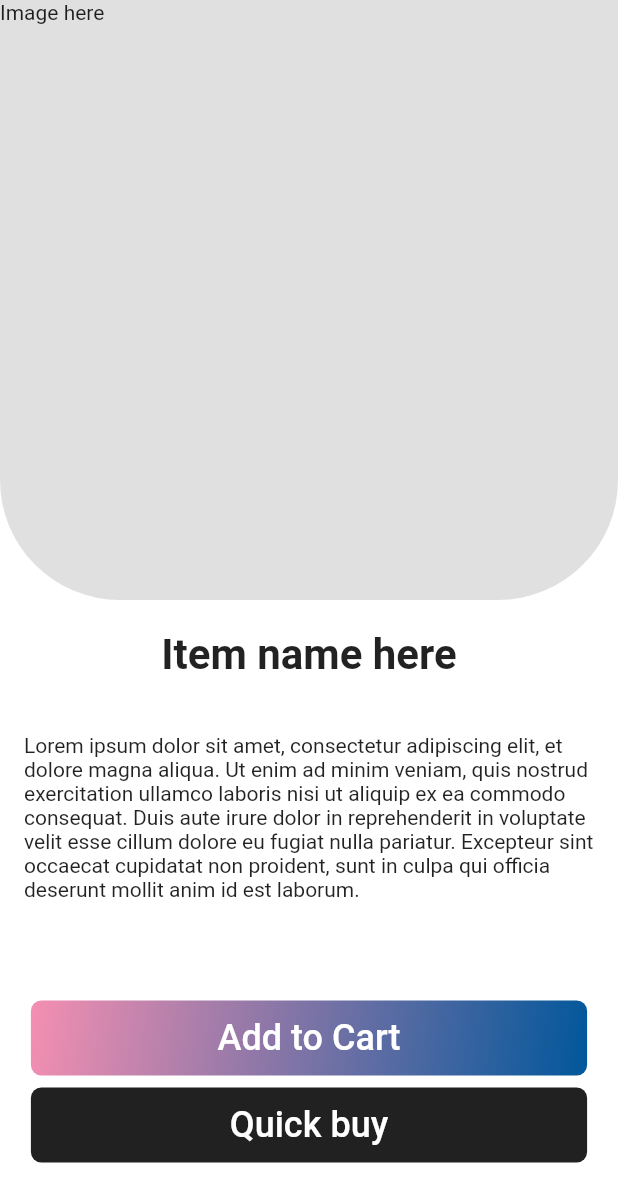
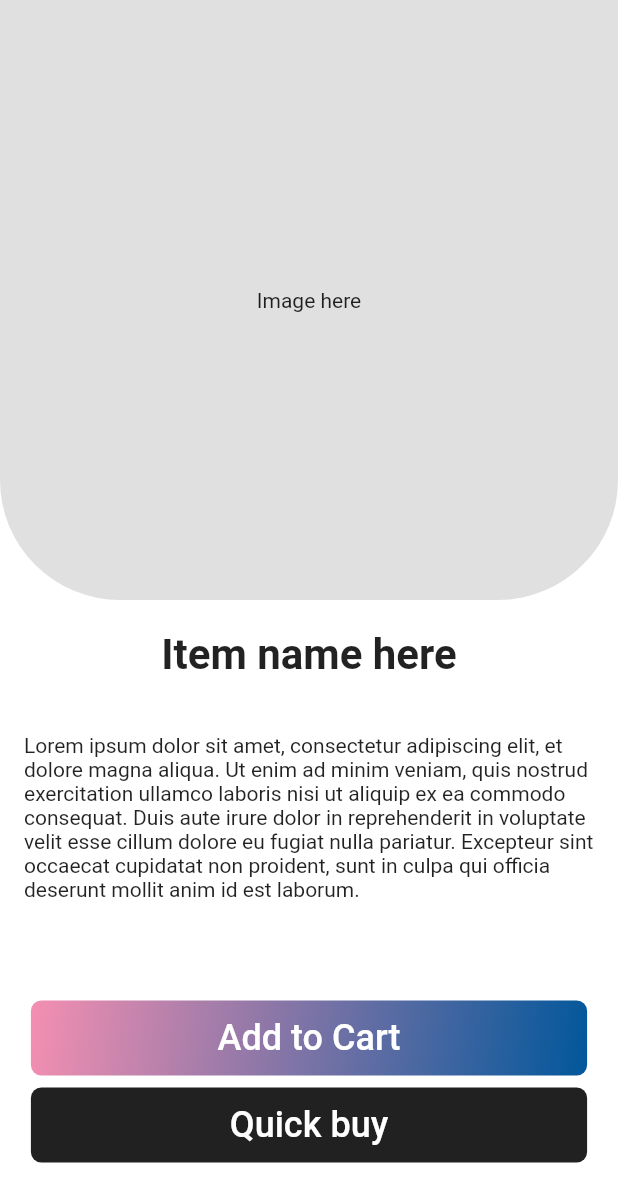
Before and after one commit to IshitaArora-246/E-commerceApp, a Flutter app: the ViewProduct screen opened directly, on a phone screen of 412 x 824 dp. Shown: the top 1202 px of the screen. Run offline on Flutter 3.47's test engine with Material 2 defaults, Android fonts, the phone set to English and light mode, and no system bars; our stand-ins replace google_fonts; network calls fail.

Commit message:
error removed

```diff
--- a/lib/pages/productView.dart
+++ b/lib/pages/productView.dart
@@ -20,7 +20,7 @@ class ViewProduct extends StatelessWidget {
                     borderRadius: BorderRadius.only(
                         bottomLeft: Radius.circular(80),
                         bottomRight: Radius.circular(80))),
-                child: Text("Image here"),
+                child: Center(child: Text("Image here")),
               ),
               SizedBox(height: 20),
               Text("Item name here",
```
